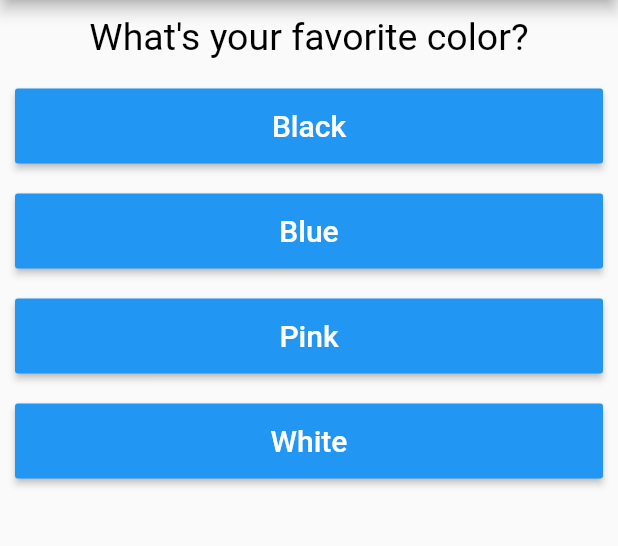
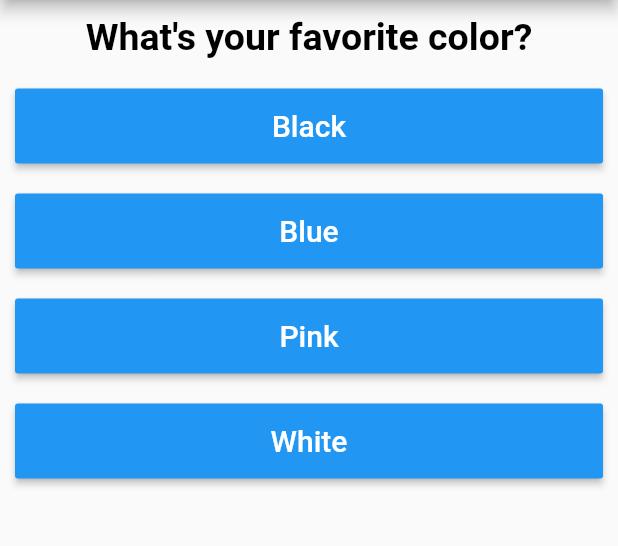
Before and after one commit to koumudi-panguluri/dart, a Flutter app: the screen it shows after launch, on a phone screen of 412 x 824 dp, the part 84-630 px from its top. Run offline on Flutter 3.47's test engine with Material 2 defaults, Android fonts, the phone set to English and light mode, and no system bars.

Commit message:
additional questions added

```diff
--- a/lib/main.dart
+++ b/lib/main.dart
@@ -54,6 +54,24 @@ class MyAppState extends State<MyApp> {
         {'text': 'Bee', 'score': 5}
       ]
     },
+    {
+      'question': 'What\'s your favorite season?',
+      'answer': [
+        {'text': 'Winter', 'score': 9},
+        {'text': 'Summer', 'score': 10},
+        {'text': 'Rainy', 'score': 5},
+        {'text': 'Spring', 'score': 7}
+      ]
+    },
+    {
+      'question': 'What\'s your favorite holiday destination?',
+      'answer': [
+        {'text': 'New-Zealand', 'score': 10},
+        {'text': 'Neatherland', 'score': 9},
+        {'text': 'Zimbabwe', 'score': 7},
+        {'text': 'Sri Lanka', 'score': 5}
+      ]
+    },
   ];
 
   void onAnswerClick(int score) {
@@ -94,7 +112,6 @@ class MyAppState extends State<MyApp> {
                           answer['text'], () => onAnswerClick(answer['score']));
                     }).toList()
                   ])
-                : null));
-    //Reset(onResetClick, totalScore)
+                : Reset(onResetClick, totalScore)));
   }
 }
--- a/lib/question.dart
+++ b/lib/question.dart
@@ -11,7 +11,8 @@ class Question extends StatelessWidget {
       child: Text(
         question,
         textAlign: TextAlign.center,
-        style: TextStyle(fontSize: 25, color: Colors.black),
+        style: TextStyle(
+            fontSize: 25, color: Colors.black, fontWeight: FontWeight.bold),
       ),
     );
   }
```
